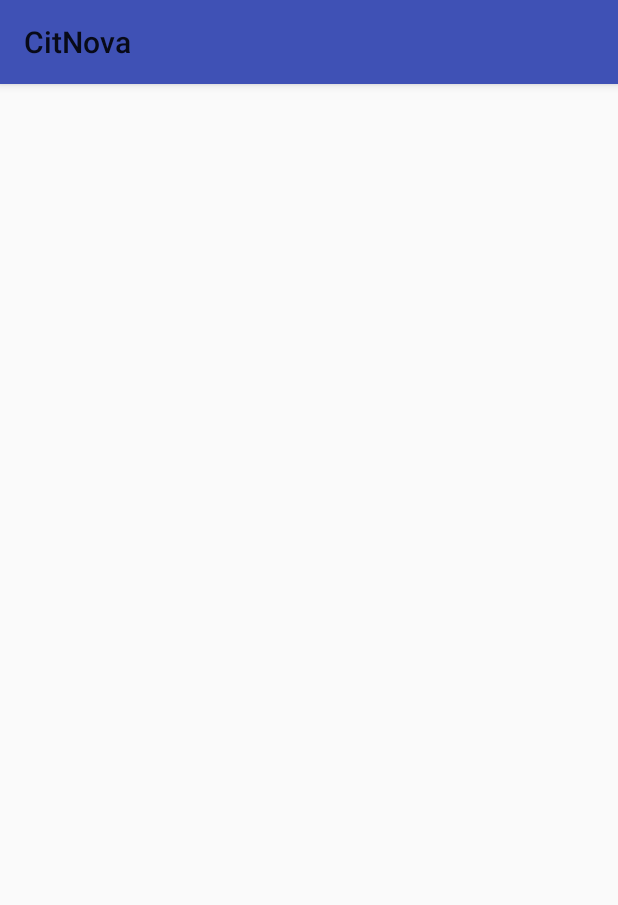
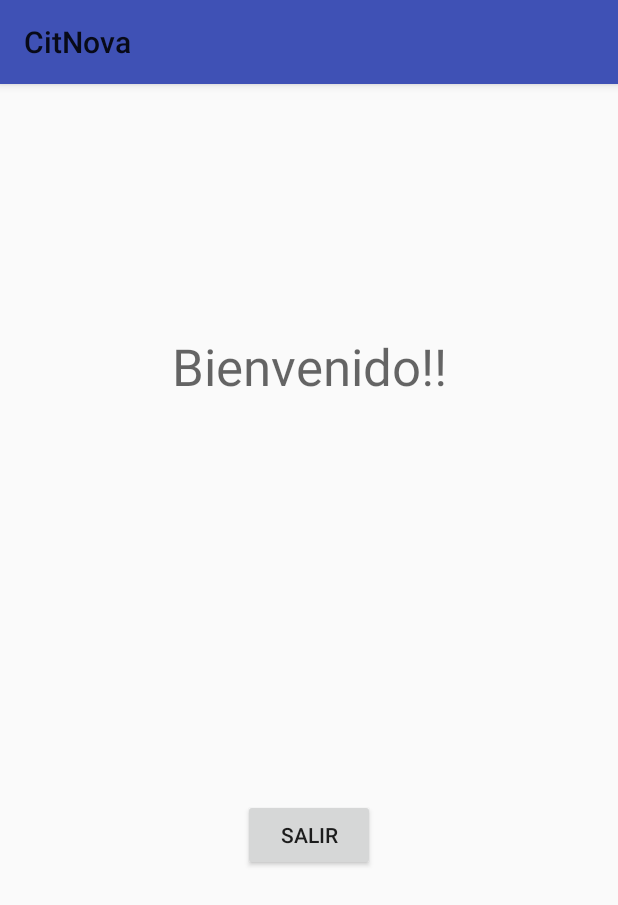
Before and after one commit to GhostFire117/ProyectoFixter, an Android app: the screen it shows after launch once a user with an empty profile is signed in (EleccionDeChat), on a phone screen of 412 x 824 dp. Shown: the top 905 px of the screen. Run offline under Robolectric (Android 15) with nearby library versions, the phone set to English and light mode, and no system bars; our stand-ins replace Firebase (no records; nobody signed in at launch, a user with empty details on screens opened directly).

```diff
--- a/CitNova/app/src/main/AndroidManifest.xml
+++ b/CitNova/app/src/main/AndroidManifest.xml
@@ -9,15 +9,15 @@
         android:roundIcon="@mipmap/ic_launcher_round"
         android:supportsRtl="true"
         android:theme="@style/AppTheme">
-        <activity android:name=".Registro">
+        <activity android:name=".Registro"/>
+        <activity android:name=".MainActivity">
             <intent-filter>
                 <action android:name="android.intent.action.MAIN" />
-
                 <category android:name="android.intent.category.LAUNCHER" />
             </intent-filter>
         </activity>
         <activity android:name=".EleccionDeChat" />
-        <activity android:name=".MainActivity"></activity>
+
     </application>
 
 </manifest>
--- a/CitNova/app/src/main/java/com/example/luys117/citnova/EleccionDeChat.java
+++ b/CitNova/app/src/main/java/com/example/luys117/citnova/EleccionDeChat.java
@@ -1,13 +1,29 @@
 package com.example.luys117.citnova;
 
+import android.content.Intent;
 import android.support.v7.app.AppCompatActivity;
 import android.os.Bundle;
+import android.view.View;
+import android.widget.Button;
 
 public class EleccionDeChat extends AppCompatActivity {
+    Button salir;
 
     @Override
     protected void onCreate(Bundle savedInstanceState) {
         super.onCreate(savedInstanceState);
         setContentView(R.layout.activity_eleccion_de_chat);
+        salir=(Button) findViewById(R.id.btnsalir);
+
+
+
+        salir.setOnClickListener(new View.OnClickListener() {
+            @Override
+            public void onClick(View v) {
+                Intent exit=new Intent(getApplicationContext(),MainActivity.class);
+                startActivity(exit);
+                finish();
+            }
+        });
     }
 }
--- a/CitNova/app/src/main/java/com/example/luys117/citnova/MainActivity.java
+++ b/CitNova/app/src/main/java/com/example/luys117/citnova/MainActivity.java
@@ -1,16 +1,27 @@
 package com.example.luys117.citnova;
 
 import android.content.Intent;
+import android.support.annotation.NonNull;
 import android.support.v7.app.AppCompatActivity;
 import android.os.Bundle;
+import android.util.Log;
 import android.view.View;
 import android.widget.EditText;
 import android.widget.ImageButton;
 import android.widget.ImageView;
+import android.widget.Toast;
+
+import com.google.android.gms.tasks.OnCompleteListener;
+import com.google.android.gms.tasks.Task;
+import com.google.firebase.auth.AuthResult;
+import com.google.firebase.auth.FirebaseAuth;
+import com.google.firebase.auth.FirebaseUser;
 
 public class MainActivity extends AppCompatActivity {
     EditText email,contraseña;
     ImageView registro, sesion;
+    private FirebaseAuth mAuth;
+    private FirebaseAuth.AuthStateListener mAuthListener;
 
     @Override
     protected void onCreate(Bundle savedInstanceState) {
@@ -20,6 +31,24 @@ public class MainActivity extends AppCompatActivity {
         contraseña=(EditText) findViewById(R.id.contraseña);
         registro=(ImageView) findViewById(R.id.Btnregistro);
         sesion=(ImageView) findViewById(R.id.Btnsesion);
+
+        mAuth = FirebaseAuth.getInstance();
+        mAuthListener = new FirebaseAuth.AuthStateListener() {
+            @Override
+            public void onAuthStateChanged(@NonNull FirebaseAuth firebaseAuth) {
+                FirebaseUser user = firebaseAuth.getCurrentUser();
+                if (user != null) {
+                    // User is signed in
+                    Log.d("lol", "onAuthStateChanged:signed_in:" + user.getUid());
+                    Intent sigue=new Intent(getApplicationContext(),EleccionDeChat.class);
+                    startActivity(sigue);
+                } else {
+                    // User is signed out
+                    Log.d("lel", "onAuthStateChanged:signed_out");
+                }
+                // ...
+            }
+        };
 
         registro.setOnClickListener(new View.OnClickListener() {
             @Override
@@ -32,11 +61,52 @@ public class MainActivity extends AppCompatActivity {
         sesion.setOnClickListener(new View.OnClickListener() {
             @Override
             public void onClick(View v) {
-                Intent isesion=new Intent(getApplicationContext(),EleccionDeChat.class);
-                startActivity(isesion);
+                String a=email.getText().toString();
+                String b=contraseña.getText().toString();
+                if (a.length()==0 || b.length()==0){
+                    Toast.makeText(MainActivity.this,"Ingresa tus datos completos por favor",Toast.LENGTH_SHORT).show();
+                }
+                else {
+                    singIn(a, b);
+                }
             }
         });
 
 
     }
+
+    @Override
+    public void onStart() {
+        super.onStart();
+        mAuth.addAuthStateListener(mAuthListener);
+    }
+
+    @Override
+    public void onStop() {
+        super.onStop();
+        if (mAuthListener != null) {
+            mAuth.removeAuthStateListener(mAuthListener);
+        }
+    }
+
+    private void singIn(String email, String contraseña){
+        mAuth.signInWithEmailAndPassword(email, contraseña)
+                .addOnCompleteListener(this, new OnCompleteListener<AuthResult>() {
+                    @Override
+                    public void onComplete(@NonNull Task<AuthResult> task) {
+                        Log.d("lol", "signInWithEmail:onComplete:" + task.isSuccessful());
+
+                        // If sign in fails, display a message to the user. If sign in succeeds
+                        // the auth state listener will be notified and logic to handle the
+                        // signed in user can be handled in the listener.
+                        if (!task.isSuccessful()) {
+                            Log.w("lol", "signInWithEmail:failed", task.getException());
+                            Toast.makeText(MainActivity.this,"No estás registrado", Toast.LENGTH_SHORT).show();
+                        }
+
+                        // ...
+                    }
+                });
+
+    }
 }
--- a/CitNova/app/src/main/res/layout/activity_eleccion_de_chat.xml
+++ b/CitNova/app/src/main/res/layout/activity_eleccion_de_chat.xml
@@ -6,4 +6,34 @@
     android:layout_height="match_parent"
     tools:context="com.example.luys117.citnova.EleccionDeChat">
 
+    <TextView
+        android:id="@+id/textView5"
+        android:layout_width="wrap_content"
+        android:layout_height="wrap_content"
+        android:layout_marginBottom="8dp"
+        android:layout_marginLeft="8dp"
+        android:layout_marginRight="8dp"
+        android:layout_marginTop="8dp"
+        android:text="Bienvenido!!"
+        android:textAppearance="@style/TextAppearance.AppCompat.Display1"
+        app:layout_constraintBottom_toBottomOf="parent"
+        app:layout_constraintLeft_toLeftOf="parent"
+        app:layout_constraintRight_toRightOf="parent"
+        app:layout_constraintTop_toTopOf="parent"
+        app:layout_constraintVertical_bias="0.223" />
+
+    <Button
+        android:id="@+id/btnsalir"
+        android:layout_width="wrap_content"
+        android:layout_height="wrap_content"
+        android:layout_marginBottom="8dp"
+        android:layout_marginLeft="8dp"
+        android:layout_marginRight="8dp"
+        android:layout_marginTop="8dp"
+        android:text="Salir"
+        app:layout_constraintBottom_toBottomOf="parent"
+        app:layout_constraintLeft_toLeftOf="parent"
+        app:layout_constraintRight_toRightOf="parent"
+        app:layout_constraintTop_toTopOf="parent"
+        app:layout_constraintVertical_bias="0.666" />
 </android.support.constraint.ConstraintLayout>
```
Also changed, not shown: CitNova/app/src/main/java/com/example/luys117/citnova/Registro.java (+22 -0 lines), CitNova/app/src/main/res/layout/activity_main.xml (+23 -18 lines), CitNova/app/src/main/res/layout/activity_registro.xml (+10 -2 lines), CitNova/app/src/main/res/drawable/isesion.png (added), CitNova/app/src/main/res/drawable/registro.png (added).
